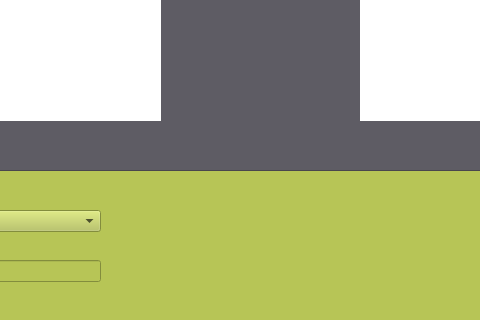
Before: the Qt Designer form AED-Simulator/mainwindow.ui in MrcsM/COMP3004-FinalProject, drawn with Qt 5; both pictures show x 310 to 790 and y 600 to 920 of the 1037 by 920 pixel window.
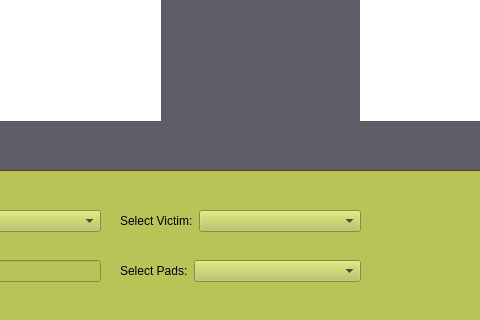
After: the same form once the commit is applied. Icons and pictures are not drawn.

Diff of the .ui file:
```diff
--- a/AED-Simulator/mainwindow.ui
+++ b/AED-Simulator/mainwindow.ui
@@ -577,6 +577,50 @@
      </item>
     </layout>
    </widget>
+   <widget class="QWidget" name="formLayoutWidget_3">
+    <property name="geometry">
+     <rect>
+      <x>430</x>
+      <y>810</y>
+      <width>241</width>
+      <height>31</height>
+     </rect>
+    </property>
+    <layout class="QFormLayout" name="formLayoutVictim">
+     <item row="0" column="0">
+      <widget class="QLabel" name="comboLabel_2">
+       <property name="text">
+        <string>Select Victim:</string>
+       </property>
+      </widget>
+     </item>
+     <item row="0" column="1">
+      <widget class="QComboBox" name="VictimChoice"/>
+     </item>
+    </layout>
+   </widget>
+   <widget class="QWidget" name="formLayoutWidget_4">
+    <property name="geometry">
+     <rect>
+      <x>430</x>
+      <y>860</y>
+      <width>241</width>
+      <height>31</height>
+     </rect>
+    </property>
+    <layout class="QFormLayout" name="formLayoutPads">
+     <item row="0" column="0">
+      <widget class="QLabel" name="comboLabel_3">
+       <property name="text">
+        <string>Select Pads:</string>
+       </property>
+      </widget>
+     </item>
+     <item row="0" column="1">
+      <widget class="QComboBox" name="PadsChoice"/>
+     </item>
+    </layout>
+   </widget>
    <zorder>frame</zorder>
    <zorder>power_button</zorder>
    <zorder>status_indicator</zorder>
```
Left out of the diff: 18 changed lines with no effect on the pictures.
